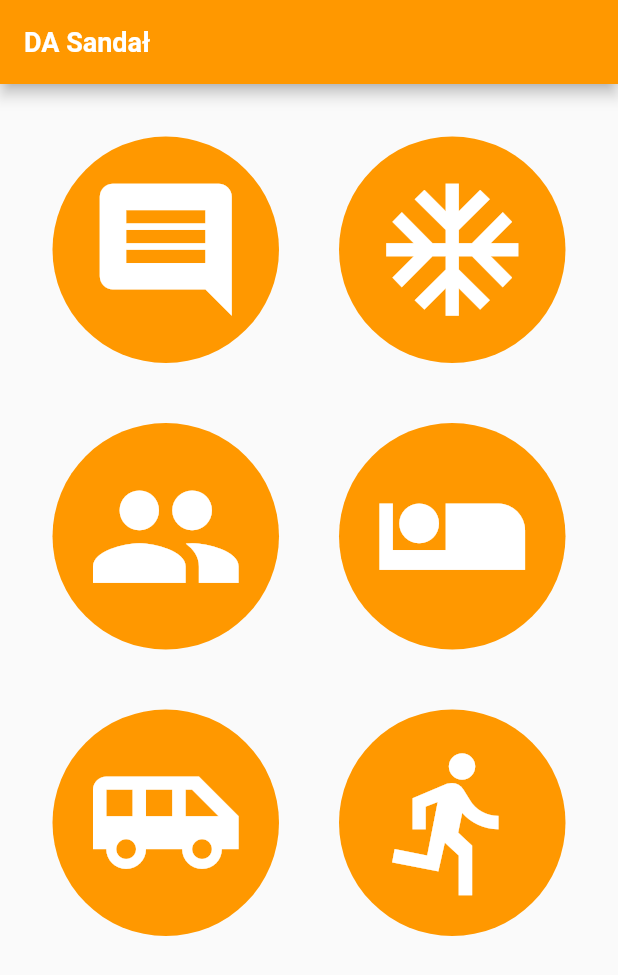
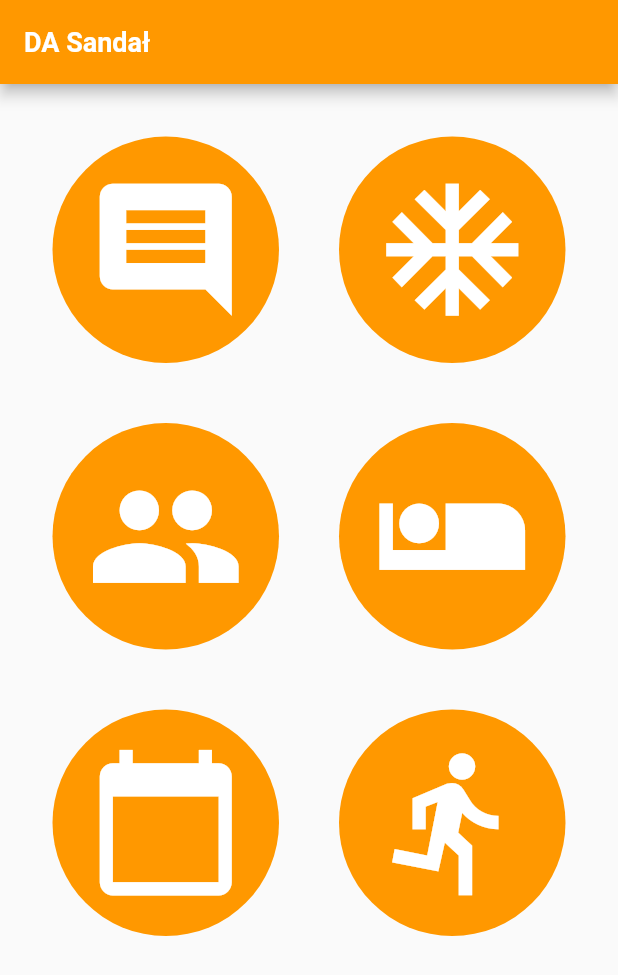
Before and after one commit to TakiBart/SandalApp, a Flutter app: the screen it shows after launch, on a phone screen of 412 x 824 dp. Shown: the top 975 px of the screen. Run offline on Flutter 3.47's test engine with Material 2 defaults, Android fonts, the phone set to English and light mode, and no system bars; our stand-ins replace cloud_firestore, table_calendar; missing offline and left inert: add_2_calendar, date_utils; accounts and stored records are empty.

Commit message:
Changed appbar colors and icon for calendar.

```diff
--- a/sandal_app/lib/mainMenuList.dart
+++ b/sandal_app/lib/mainMenuList.dart
@@ -54,17 +54,11 @@ List list = [
     )
   },
   {
-    "id": "tempSubMenu",
-    "name": "MenuItem5 - DanBus",
-    "icon": Icons.airport_shuttle,
+    "id": "calendar",
+    "name": "Kalendarz",
+    "icon": Icons.calendar_today,
     "color": Colors.orange,
     "builder": (_) =>
-//    new MyTempPage(
-//      tempId: "tempSubMenu",
-//      tempName: "MenuItem5 - DanBus",
-//      tempIcon: Icons.airport_shuttle,
-//      tempColor: Colors.orange,
-//    )
       new CalendarGeneralPage(key: Key('key'), title: 'Kalendarz'),
   },
   {
```
Also changed, not shown: sandal_app/lib/CalendarGeneral.dart (+10 -1 lines).
